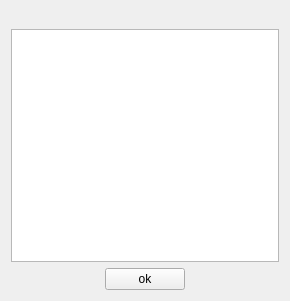
The window that MainApp/src/AboutView.ui (AlexRain/BRSystem) describes before a commit, drawn with Qt 5.
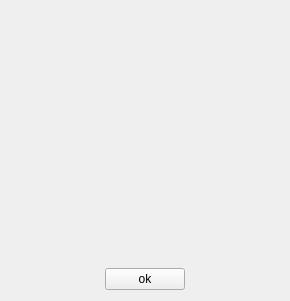
The same window after the commit.

Patch:
```diff
--- a/MainApp/src/AboutView.ui
+++ b/MainApp/src/AboutView.ui
@@ -17,6 +17,19 @@
    <property name="topMargin">
     <number>9</number>
    </property>
+   <item>
+    <spacer name="verticalSpacer">
+     <property name="orientation">
+      <enum>Qt::Vertical</enum>
+     </property>
+     <property name="sizeHint" stdset="0">
+      <size>
+       <width>20</width>
+       <height>40</height>
+      </size>
+     </property>
+    </spacer>
+   </item>
    <item alignment="Qt::AlignHCenter">
     <widget class="QLabel" name="label_logo">
      <property name="text">
@@ -25,7 +38,27 @@
     </widget>
    </item>
    <item>
-    <widget class="QTextBrowser" name="textBrowser_content"/>
+    <widget class="QLabel" name="label_desc">
+     <property name="text">
+      <string/>
+     </property>
+     <property name="alignment">
+      <set>Qt::AlignCenter</set>
+     </property>
+    </widget>
+   </item>
+   <item>
+    <spacer name="verticalSpacer_2">
+     <property name="orientation">
+      <enum>Qt::Vertical</enum>
+     </property>
+     <property name="sizeHint" stdset="0">
+      <size>
+       <width>20</width>
+       <height>40</height>
+      </size>
+     </property>
+    </spacer>
    </item>
    <item alignment="Qt::AlignHCenter">
     <widget class="QPushButton" name="btn_ok">
```
